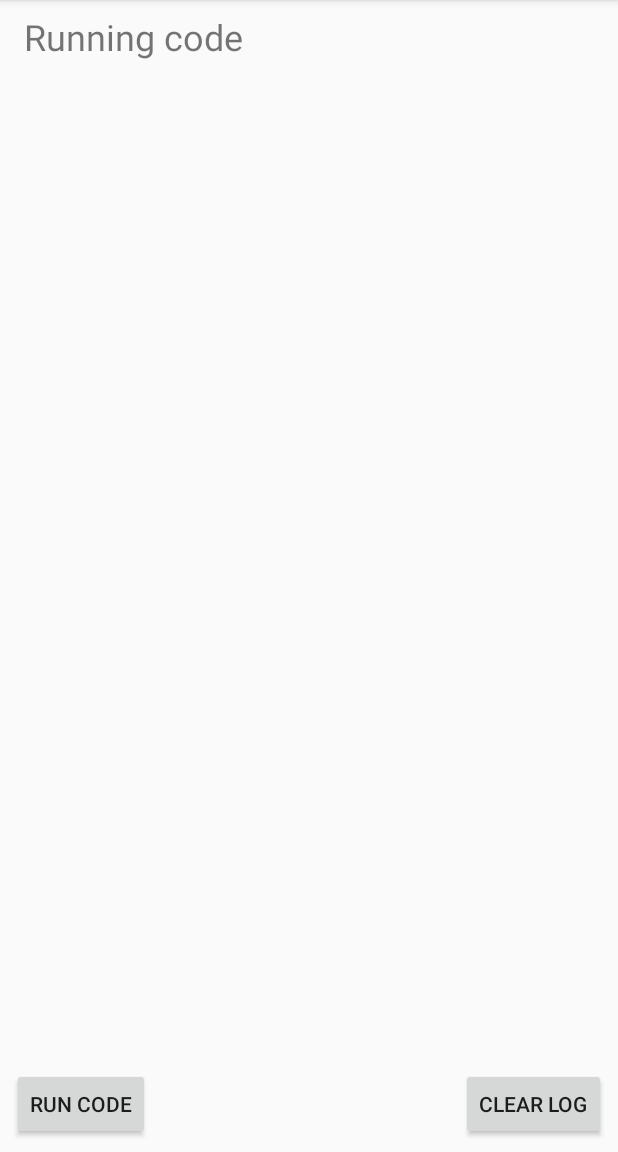
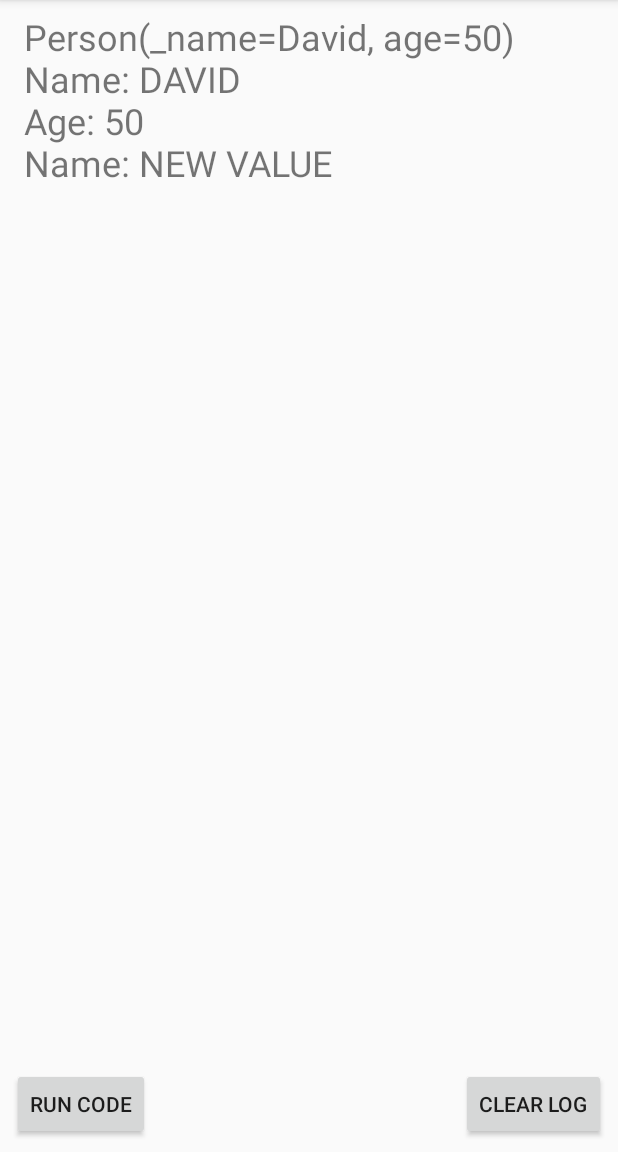
Before and after one commit to davidgassner/WeeklyTips, an Android app: the screen it shows after launch (MainActivity), after a tap on "RUN CODE", on a phone screen of 412 x 824 dp, the part 84-1236 px from its top. Run offline under Robolectric (Android 15) with nearby library versions, the phone set to English and light mode, and no system bars.

Commit message:
Tip02-Done

```diff
--- a/app/build.gradle
+++ b/app/build.gradle
@@ -1,4 +1,5 @@
 apply plugin: 'com.android.application'
+apply plugin: 'kotlin-android'
 
 android {
     compileSdkVersion 25
@@ -35,4 +36,8 @@ dependencies {
     compile 'com.android.support:support-vector-drawable:25.+'
     testCompile 'junit:junit:4.12'
     compile 'com.android.support.constraint:constraint-layout:1.0.2'
+    compile "org.jetbrains.kotlin:kotlin-stdlib-jre7:$kotlin_version"
 }
+repositories {
+    mavenCentral()
+}
--- a/app/src/main/java/com/example/android/weeklytips/MainActivity.java
+++ b/app/src/main/java/com/example/android/weeklytips/MainActivity.java
@@ -7,6 +7,8 @@ import android.text.method.ScrollingMovementMethod;
 import android.util.Log;
 import android.view.View;
 import android.widget.TextView;
+
+import com.example.android.weeklytips.model.Person;
 
 public class MainActivity extends AppCompatActivity {
 
@@ -32,8 +34,14 @@ public class MainActivity extends AppCompatActivity {
         if (mLog.getText().toString().equals(getString(R.string.intro_text))) {
             mLog.setText("");
         }
-        log("Running code");
 
+        Person p1 = new Person("David", 50);
+        log(p1.toString());
+        log("Name: " + p1.getName());
+        log("Age: " + p1.getAge());
+
+        p1.setName("new value");
+        log("Name: " + p1.getName());
     }
 
     /**
--- /dev/null
+++ b/app/src/main/java/com/example/android/weeklytips/model/Person.kt
@@ -0,0 +1,11 @@
+package com.example.android.weeklytips.model
+
+data class Person(private var _name:String, val age:Int) {
+    var name: String
+        get() {
+            return _name.toUpperCase()
+        }
+        set(value) {
+            _name = value
+        }
+}
--- a/build.gradle
+++ b/build.gradle
@@ -1,11 +1,13 @@
 // Top-level build file where you can add configuration options common to all sub-projects/modules.
 
 buildscript {
+    ext.kotlin_version = '1.1.3-2'
     repositories {
         jcenter()
     }
     dependencies {
         classpath 'com.android.tools.build:gradle:2.3.3'
+        classpath "org.jetbrains.kotlin:kotlin-gradle-plugin:$kotlin_version"
 
         // NOTE: Do not place your application dependencies here; they belong
         // in the individual module build.gradle files
```
